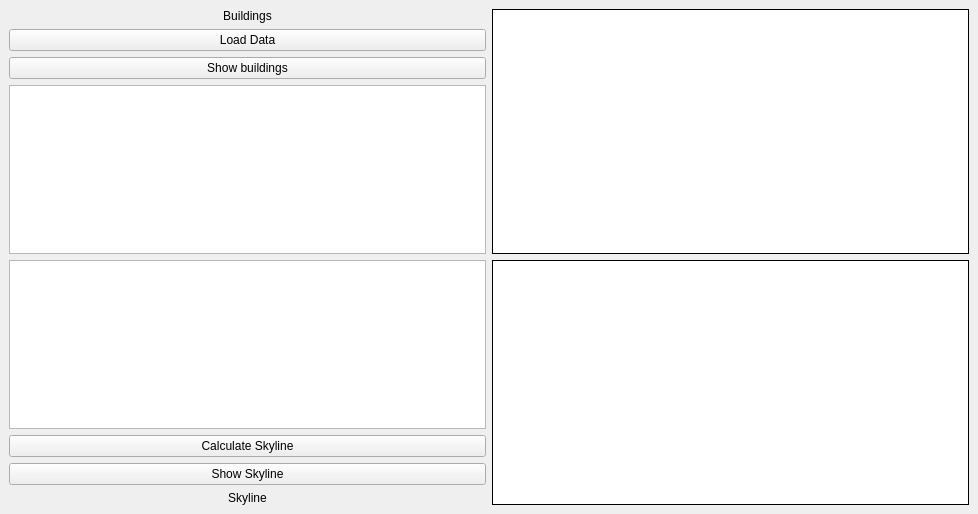
The window that TheSkylineProblem/mainwindow.ui (nemanja-rsumovic/The-Skyline-Problem) describes before a commit, drawn with Qt 5.
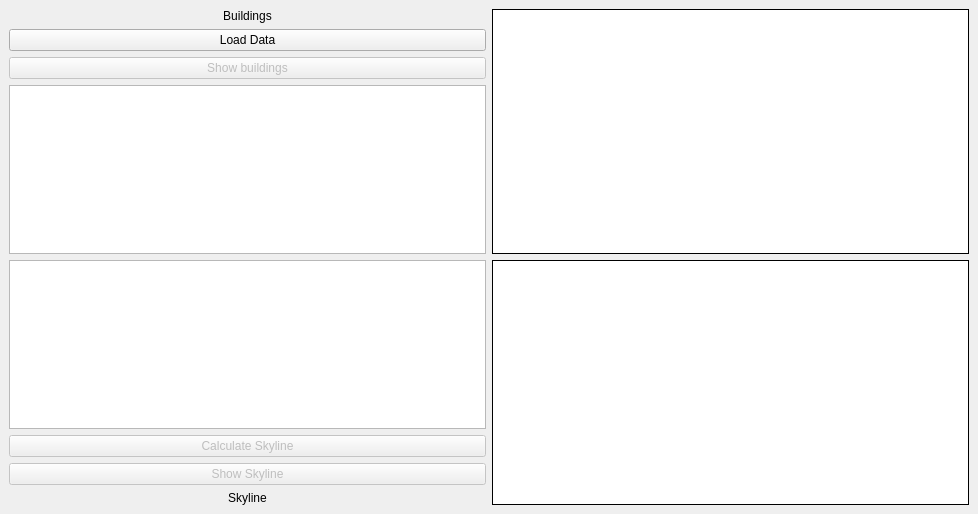
The same window after the commit.

Commit message: Implemented button functionality

```diff
--- a/TheSkylineProblem/mainwindow.ui
+++ b/TheSkylineProblem/mainwindow.ui
@@ -42,7 +42,7 @@
         <item>
          <widget class="QPushButton" name="pb_showBuildings">
           <property name="enabled">
-           <bool>true</bool>
+           <bool>false</bool>
           </property>
           <property name="text">
            <string>Show buildings</string>
@@ -66,7 +66,7 @@
         <item>
          <widget class="QPushButton" name="pb_calculateSkyline">
           <property name="enabled">
-           <bool>true</bool>
+           <bool>false</bool>
           </property>
           <property name="text">
            <string>Calculate Skyline</string>
@@ -76,7 +76,7 @@
         <item>
          <widget class="QPushButton" name="pb_showSkyline">
           <property name="enabled">
-           <bool>true</bool>
+           <bool>false</bool>
           </property>
           <property name="text">
            <string>Show Skyline</string>
```
Left out of the diff: 2 changed lines with no effect on the pictures. The commit also changes 3 other files.
